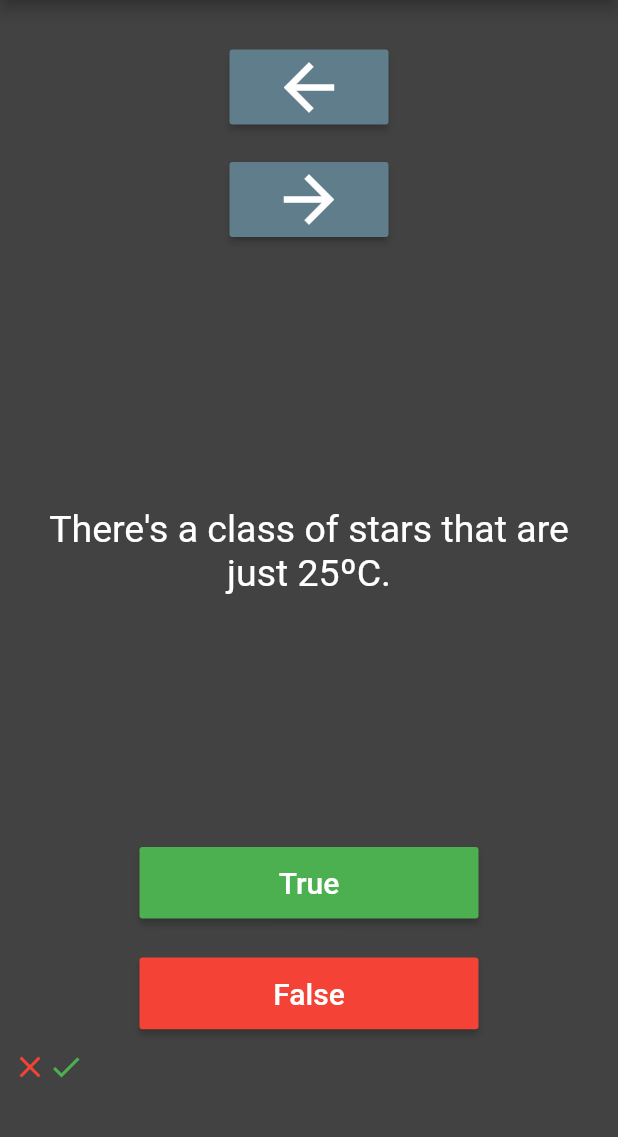
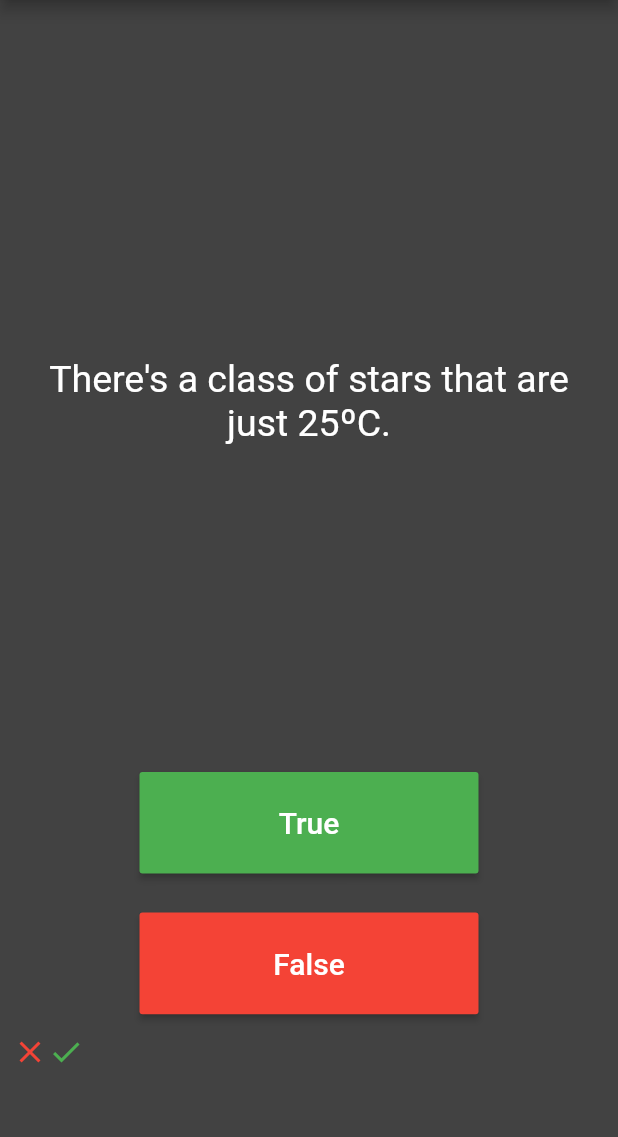
Before and after one commit to falconfused/FLUTTER_SERIES, a Flutter app: the screen it shows after launch, after a tap on "True", after a tap on "False", on a phone screen of 412 x 824 dp, the part 84-1221 px from its top. Run offline on Flutter 3.47's test engine with Material 2 defaults, Android fonts, the light colour scheme and no system bars; our stand-ins replace audioplayers, rflutter_alert.

Commit message:
Added an alert button andf removed previos and forward button

```diff
--- a/quizzer/lib/main.dart
+++ b/quizzer/lib/main.dart
@@ -1,5 +1,6 @@
 import 'package:flutter/material.dart';
 import 'quiz_brain.dart';
+import 'package:rflutter_alert/rflutter_alert.dart';
 
 QuizBrain quizBrain = QuizBrain();
 void main() {
@@ -91,44 +92,44 @@ class _QuizPageState extends State<QuizPage> {
           SizedBox(
             height: 25,
           ),
-          Padding(
-            padding: const EdgeInsets.fromLTRB(145, 0, 145, 0),
-            child: RaisedButton(
-              color: Colors.blueGrey,
-              onPressed: () {
-                setState(() {
-                  queno = (queno - 1) % quizBrain.QuestionBan.length;
-                });
-              },
-              child: Icon(
-                Icons.arrow_back,
-                color: Colors.white,
-                size: 50,
-              ),
-            ),
-          ),
-          SizedBox(
-            height: 25,
-          ),
-          Padding(
-            padding: const EdgeInsets.fromLTRB(145, 0, 145, 0),
-            child: RaisedButton(
-              color: Colors.blueGrey,
-              onPressed: () {
-                setState(() {
-                  queno = (queno + 1) % quizBrain.QuestionBan.length;
-                });
-              },
-              child: Icon(
-                Icons.arrow_forward,
-                color: Colors.white,
-                size: 50,
-              ),
-            ),
-          ),
-          SizedBox(
-            height: 25,
-          ),
+          // Padding(
+          //   padding: const EdgeInsets.fromLTRB(145, 0, 145, 0),
+          //   child: RaisedButton(
+          //     color: Colors.blueGrey,
+          //     onPressed: () {
+          //       setState(() {
+          //         queno = (queno - 1) % quizBrain.QuestionBan.length;
+          //       });
+          //     },
+          //     child: Icon(
+          //       Icons.arrow_back,
+          //       color: Colors.white,
+          //       size: 50,
+          //     ),
+          //   ),
+          // ),
+          // SizedBox(
+          //   height: 25,
+          // ),
+          // Padding(
+          //   padding: const EdgeInsets.fromLTRB(145, 0, 145, 0),
+          //   child: RaisedButton(
+          //     color: Colors.blueGrey,
+          //     onPressed: () {
+          //       setState(() {
+          //         queno = (queno + 1) % quizBrain.QuestionBan.length;
+          //       });
+          //     },
+          //     child: Icon(
+          //       Icons.arrow_forward,
+          //       color: Colors.white,
+          //       size: 50,
+          //     ),
+          //   ),
+          // ),
+          // SizedBox(
+          //   height: 25,
+          // ),
           Expanded(
             flex: 10,
             child: Padding(
@@ -164,7 +165,30 @@ class _QuizPageState extends State<QuizPage> {
 
                   setState(() {
                     trueans(cor);
-                    queno = (queno + 1) % quizBrain.QuestionBan.length;
+                    if (++queno == quizBrain.QuestionBan.length) {
+                      SCORE.removeRange(0, quizBrain.QuestionBan.length);
+                      queno = 0;
+                      Alert(
+                        context: context,
+                        type: AlertType.warning,
+                        title: "FINISHED",
+                        desc: "You\'ve reaced the end of the Quiz ",
+                        buttons: [
+                          DialogButton(
+                            child: Text(
+                              "Start Again",
+                              style:
+                                  TextStyle(color: Colors.white, fontSize: 20),
+                            ),
+                            onPressed: () => Navigator.pop(context),
+                            gradient: LinearGradient(colors: [
+                              Color.fromRGBO(116, 116, 191, 1.0),
+                              Color.fromRGBO(52, 138, 199, 1.0)
+                            ]),
+                          )
+                        ],
+                      ).show();
+                    }
                   });
                   //The user picked true.
                 },
@@ -186,10 +210,35 @@ class _QuizPageState extends State<QuizPage> {
                 ),
                 onPressed: () {
                   bool cor = quizBrain.QuestionBan[queno].a;
-                  setState(() {
-                    falseans(cor);
-                    queno = (queno + 1) % quizBrain.QuestionBan.length;
-                  });
+                  setState(
+                    () {
+                      falseans(cor);
+                      if (++queno == quizBrain.QuestionBan.length) {
+                        SCORE.removeRange(0, quizBrain.QuestionBan.length);
+                        queno = 0;
+                        Alert(
+                          context: context,
+                          type: AlertType.warning,
+                          title: "FINISHED",
+                          desc: "You\'ve reaced the end of the Quiz ",
+                          buttons: [
+                            DialogButton(
+                              child: Text(
+                                "Start Again",
+                                style: TextStyle(
+                                    color: Colors.white, fontSize: 20),
+                              ),
+                              onPressed: () => Navigator.pop(context),
+                              gradient: LinearGradient(colors: [
+                                Color.fromRGBO(116, 116, 191, 1.0),
+                                Color.fromRGBO(52, 138, 199, 1.0)
+                              ]),
+                            )
+                          ],
+                        ).show();
+                      }
+                    },
+                  );
                   //The user picked false.
                 },
               ),
```
